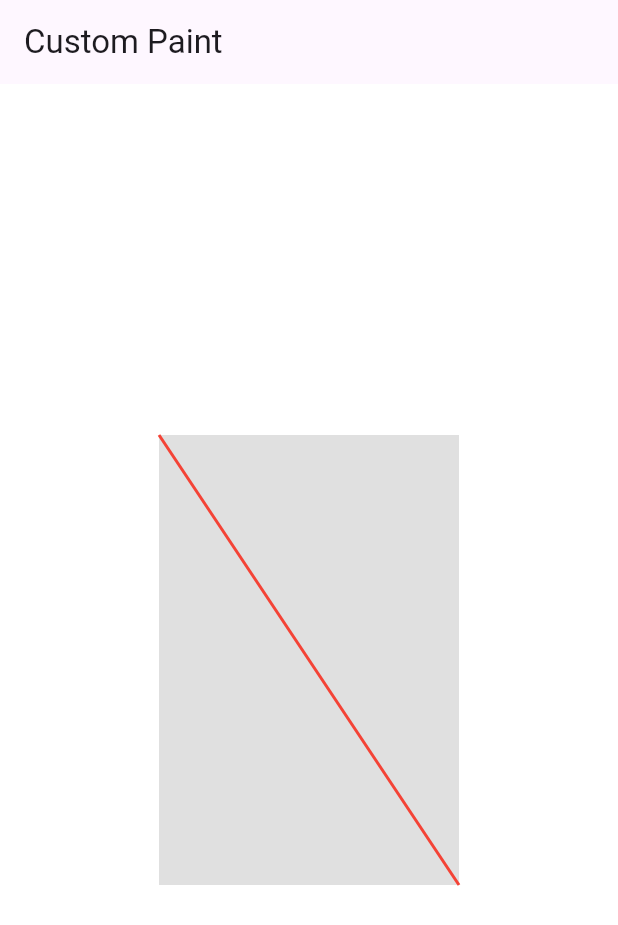
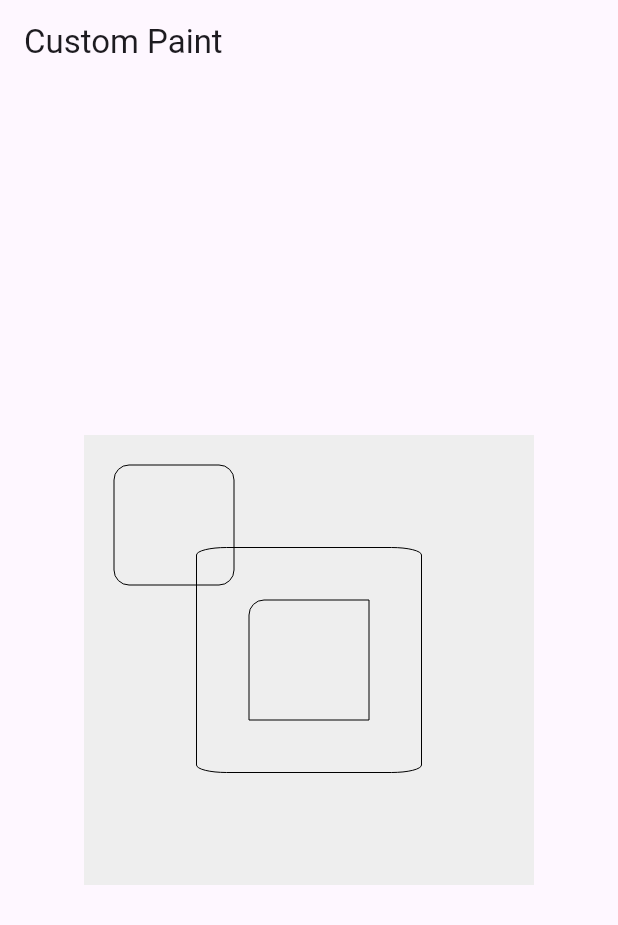
Before and after one commit to anasmj/custom_paint, a Flutter app: the screen it shows after launch, on a phone screen of 412 x 824 dp. Shown: the top 925 px of the screen. Run offline on Flutter 3.47's test engine with Material 3 defaults, Android fonts, the phone set to English and light mode, and no system bars.

```diff
--- a/lib/src/app.body.dart
+++ b/lib/src/app.body.dart
@@ -1,19 +1,29 @@
+import 'dart:math';
+import 'dart:ui' as ui;
+
 import 'package:flutter/material.dart';
+import 'package:flutter/widgets.dart';
 
-class CustomPaintExample extends StatelessWidget {
+class CustomPaintExample extends StatefulWidget {
   const CustomPaintExample({super.key});
+
+  @override
+  State<CustomPaintExample> createState() => _CustomPaintExampleState();
+}
+
+class _CustomPaintExampleState extends State<CustomPaintExample> {
+  bool hasMoved = false;
 
   @override
   Widget build(BuildContext context) {
     return Scaffold(
       appBar: AppBar(title: const Text('Custom Paint')),
-      backgroundColor: Colors.white,
       body: Center(
         child: Container(
-          color: Colors.grey.shade300,
+          color: Colors.grey.shade200,
           child: CustomPaint(
-            painter: LinePainter(),
-            size: const Size(200, 300),
+            size: const Size(300, 300),
+            painter: RectPainter(),
           ),
         ),
       ),
@@ -21,14 +31,39 @@ class CustomPaintExample extends StatelessWidget {
   }
 }
 
-class LinePainter extends CustomPainter {
+class RectPainter extends CustomPainter {
+  final rectPainter = Paint()
+    ..color = Colors.black
+    ..style = PaintingStyle.stroke;
   @override
   void paint(Canvas canvas, Size size) {
-    final paint = Paint()
-      ..strokeWidth = 2
-      ..color = Colors.red;
+    final center = Offset(size.width / 2, size.height / 2);
+    //Center offset + with
+    final rect1 = Rect.fromCenter(
+      center: center,
+      width: size.width * 0.5,
+      height: size.height * 0.5,
+    );
 
-    canvas.drawLine(Offset.zero, Offset(size.width, size.height), paint);
+    ///Rect from values of a circle
+    final rect2 = Rect.fromCircle(center: center, radius: 40);
+
+    // Renders difference between left ||right and top ||bottom
+    const rect3 = Rect.fromLTRB(20, 20, 100, 100);
+
+    //roudned corners
+    canvas.drawRRect(
+      RRect.fromRectAndRadius(rect3, const Radius.circular(10)),
+      rectPainter,
+    );
+
+    // roudned specific corners
+    canvas.drawRRect(
+      RRect.fromRectAndCorners(rect2, topLeft: const Radius.circular(10)),
+      rectPainter,
+    );
+    //different radius in x and y axis
+    canvas.drawRRect(RRect.fromRectXY(rect1, 20, 5), rectPainter);
   }
 
   @override
--- a/pubspec.yaml
+++ b/pubspec.yaml
@@ -17,3 +17,5 @@ dev_dependencies:
 
 flutter:
   uses-material-design: true
+  assets:
+    - assets/
```
Also changed, not shown: assets/pp.jpg (added).
